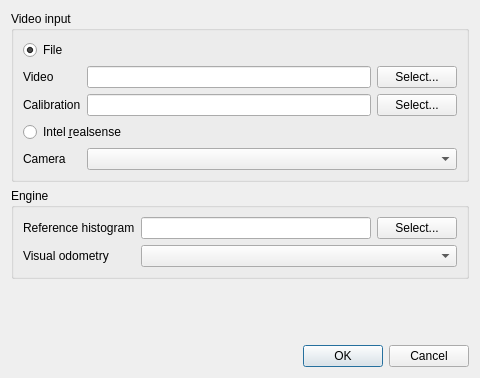
This is src/ui/ConfigDialog.ui in vmartinlac/enguerrand as Qt 5 draws it before an edit. The edited form follows.
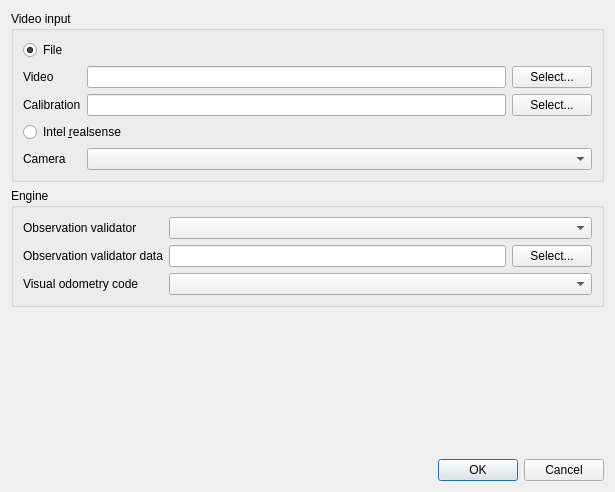
This is the edited form.

Commit message: Finished observation validator.

Patch:
```diff
--- a/src/ui/ConfigDialog.ui
+++ b/src/ui/ConfigDialog.ui
@@ -6,8 +6,8 @@
    <rect>
     <x>0</x>
     <y>0</y>
-    <width>480</width>
-    <height>378</height>
+    <width>615</width>
+    <height>492</height>
    </rect>
   </property>
   <property name="sizePolicy">
@@ -109,10 +109,10 @@
       <item row="1" column="1">
        <widget class="QLineEdit" name="histogram_path"/>
       </item>
-      <item row="2" column="0">
+      <item row="3" column="0">
        <widget class="QLabel" name="visualOdometryLabel">
         <property name="text">
-         <string>Visual odometry</string>
+         <string>Visual odometry code</string>
         </property>
        </widget>
       </item>
@@ -123,7 +123,7 @@
         </property>
        </widget>
       </item>
-      <item row="2" column="1" colspan="2">
+      <item row="3" column="1" colspan="2">
        <widget class="QComboBox" name="visual_odometry_code">
         <property name="sizePolicy">
          <sizepolicy hsizetype="Expanding" vsizetype="Fixed">
@@ -136,10 +136,20 @@
       <item row="1" column="0">
        <widget class="QLabel" name="label">
         <property name="text">
-         <string>Reference histogram</string>
+         <string>Observation validator data</string>
         </property>
        </widget>
       </item>
+      <item row="0" column="0">
+       <widget class="QLabel" name="label_2">
+        <property name="text">
+         <string>Observation validator</string>
+        </property>
+       </widget>
+      </item>
+      <item row="0" column="1" colspan="2">
+       <widget class="QComboBox" name="observation_validator"/>
+      </item>
      </layout>
     </widget>
    </item>
```
Left out of the diff: 2 changed lines with no effect on the pictures. The commit also changes 36 other files.
